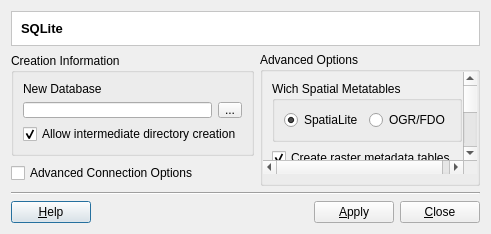
Qt form src/terralib/qt/plugins/datasource/sqlite/ui/SQLiteCreatorDialogForm.ui (claudiobogossian/terralib5) before a commit.
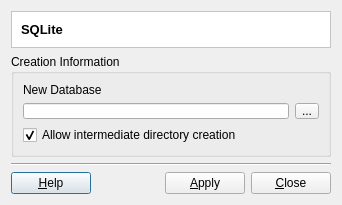
The same form after that commit.

Patch:
```diff
--- a/src/terralib/qt/plugins/datasource/sqlite/ui/SQLiteCreatorDialogForm.ui
+++ b/src/terralib/qt/plugins/datasource/sqlite/ui/SQLiteCreatorDialogForm.ui
@@ -6,8 +6,8 @@
    <rect>
     <x>0</x>
     <y>0</y>
-    <width>473</width>
-    <height>234</height>
+    <width>342</width>
+    <height>205</height>
    </rect>
   </property>
   <property name="maximumSize">
@@ -19,13 +19,8 @@
   <property name="windowTitle">
    <string>SQLite Creator</string>
   </property>
-  <layout class="QGridLayout" name="gridLayout_9">
-   <property name="sizeConstraint">
-    <enum>QLayout::SetFixedSize</enum>
-   </property>
-   <item row="0" column="0">
-    <layout class="QGridLayout" name="gridLayout_8">
-     <item row="0" column="0">
+  <layout class="QVBoxLayout" name="verticalLayout">
+   <item>
       <widget class="QFrame" name="frame_2">
        <property name="styleSheet">
         <string notr="true">QWidget { background: white }</string>
@@ -54,11 +49,7 @@
        </layout>
       </widget>
      </item>
-     <item row="1" column="0">
-      <layout class="QGridLayout" name="gridLayout_4">
-       <item row="0" column="0">
-        <layout class="QGridLayout" name="gridLayout_3">
-         <item row="0" column="0">
+   <item>
           <widget class="QGroupBox" name="groupBox_3">
            <property name="maximumSize">
             <size>
@@ -116,193 +107,14 @@
            </layout>
           </widget>
          </item>
-         <item row="1" column="0">
-          <widget class="QCheckBox" name="m_advancedConnectionOptionsCheckBox">
-           <property name="text">
-            <string>Advanced Connection Options</string>
-           </property>
-          </widget>
-         </item>
-        </layout>
-       </item>
-       <item row="0" column="1">
-        <widget class="QGroupBox" name="m_advancedOptionsGroupBox">
-         <property name="minimumSize">
-          <size>
-           <width>220</width>
-           <height>0</height>
-          </size>
-         </property>
-         <property name="maximumSize">
-          <size>
-           <width>220</width>
-           <height>134</height>
-          </size>
-         </property>
-         <property name="title">
-          <string>Advanced Options</string>
-         </property>
-         <property name="checkable">
-          <bool>false</bool>
-         </property>
-         <property name="checked">
-          <bool>false</bool>
-         </property>
-         <layout class="QGridLayout" name="gridLayout_2">
-          <property name="leftMargin">
-           <number>0</number>
-          </property>
-          <property name="topMargin">
-           <number>0</number>
-          </property>
-          <property name="rightMargin">
-           <number>0</number>
-          </property>
-          <item row="0" column="0">
-           <widget class="QScrollArea" name="scrollArea">
-            <property name="frameShape">
-             <enum>QFrame::NoFrame</enum>
-            </property>
-            <property name="frameShadow">
-             <enum>QFrame::Plain</enum>
-            </property>
-            <property name="lineWidth">
-             <number>0</number>
-            </property>
-            <property name="widgetResizable">
-             <bool>true</bool>
-            </property>
-            <widget class="QWidget" name="scrollAreaWidgetContents">
-             <property name="geometry">
-              <rect>
-               <x>0</x>
-               <y>0</y>
-               <width>201</width>
-               <height>194</height>
-              </rect>
-             </property>
-             <layout class="QGridLayout" name="gridLayout">
-              <item row="0" column="0">
-               <layout class="QHBoxLayout" name="horizontalLayout_5">
                 <item>
-                 <widget class="QGroupBox" name="groupBox">
-                  <property name="title">
-                   <string>Wich Spatial Metatables</string>
-                  </property>
-                  <layout class="QHBoxLayout" name="horizontalLayout_2">
-                   <item>
-                    <widget class="QRadioButton" name="m_spatialiteSchemaRadioButton">
-                     <property name="text">
-                      <string>SpatiaLite</string>
-                     </property>
-                     <property name="checked">
-                      <bool>true</bool>
-                     </property>
-                    </widget>
-                   </item>
-                   <item>
-                    <widget class="QRadioButton" name="m_ogrSchemaRadioButton">
-                     <property name="text">
-                      <string>OGR/FDO</string>
-                     </property>
-                    </widget>
-                   </item>
-                  </layout>
-                 </widget>
-                </item>
-                <item>
-                 <spacer name="horizontalSpacer_3">
-                  <property name="orientation">
-                   <enum>Qt::Horizontal</enum>
-                  </property>
-                  <property name="sizeHint" stdset="0">
-                   <size>
-                    <width>40</width>
-                    <height>20</height>
-                   </size>
-                  </property>
-                 </spacer>
-                </item>
-               </layout>
-              </item>
-              <item row="1" column="0">
-               <layout class="QVBoxLayout" name="verticalLayout_6">
-                <item>
-                 <widget class="QCheckBox" name="m_createTeRasterMetadataCheckBox">
-                  <property name="text">
-                   <string>Create raster metadata tables</string>
-                  </property>
-                  <property name="checked">
-                   <bool>true</bool>
-                  </property>
-                 </widget>
-                </item>
-                <item>
-                 <widget class="QCheckBox" name="m_hideSpatialMetatablesCheckBox">
-                  <property name="text">
-                   <string>Hide spatial metadata tables</string>
-                  </property>
-                  <property name="checked">
-                   <bool>true</bool>
-                  </property>
-                 </widget>
-                </item>
-                <item>
-                 <widget class="QCheckBox" name="m_hideRasterTablesCheckBox">
-                  <property name="text">
-                   <string>Hide raster tables</string>
-                  </property>
-                  <property name="checked">
-                   <bool>true</bool>
-                  </property>
-                 </widget>
-                </item>
-               </layout>
-              </item>
-              <item row="2" column="0">
-               <layout class="QVBoxLayout" name="verticalLayout_16">
-                <item>
-                 <widget class="QLabel" name="m_tablesToHideLabel">
-                  <property name="text">
-                   <string>Tables to Hide</string>
-                  </property>
-                 </widget>
-                </item>
-                <item>
-                 <widget class="QLineEdit" name="m_tablesToHideLineEdit"/>
-                </item>
-               </layout>
-              </item>
-              <item row="3" column="0">
-               <spacer name="verticalSpacer">
-                <property name="orientation">
-                 <enum>Qt::Vertical</enum>
-                </property>
-                <property name="sizeHint" stdset="0">
-                 <size>
-                  <width>20</width>
-                  <height>122</height>
-                 </size>
-                </property>
-               </spacer>
-              </item>
-             </layout>
-            </widget>
-           </widget>
-          </item>
-         </layout>
-        </widget>
-       </item>
-      </layout>
-     </item>
-     <item row="2" column="0">
       <widget class="Line" name="line_2">
        <property name="orientation">
         <enum>Qt::Horizontal</enum>
        </property>
       </widget>
      </item>
-     <item row="3" column="0">
+   <item>
       <layout class="QHBoxLayout" name="horizontalLayout_4" stretch="0,1,0">
        <item>
         <widget class="QPushButton" name="m_helpPushButton">
@@ -345,8 +157,6 @@
       </layout>
      </item>
     </layout>
-   </item>
-  </layout>
  </widget>
  <tabstops>
   <tabstop>m_fileLineEdit</tabstop>
```
Left out of the diff: 24 changed lines with no effect on the pictures. Lines whose indentation alone changed are shown as unchanged.
